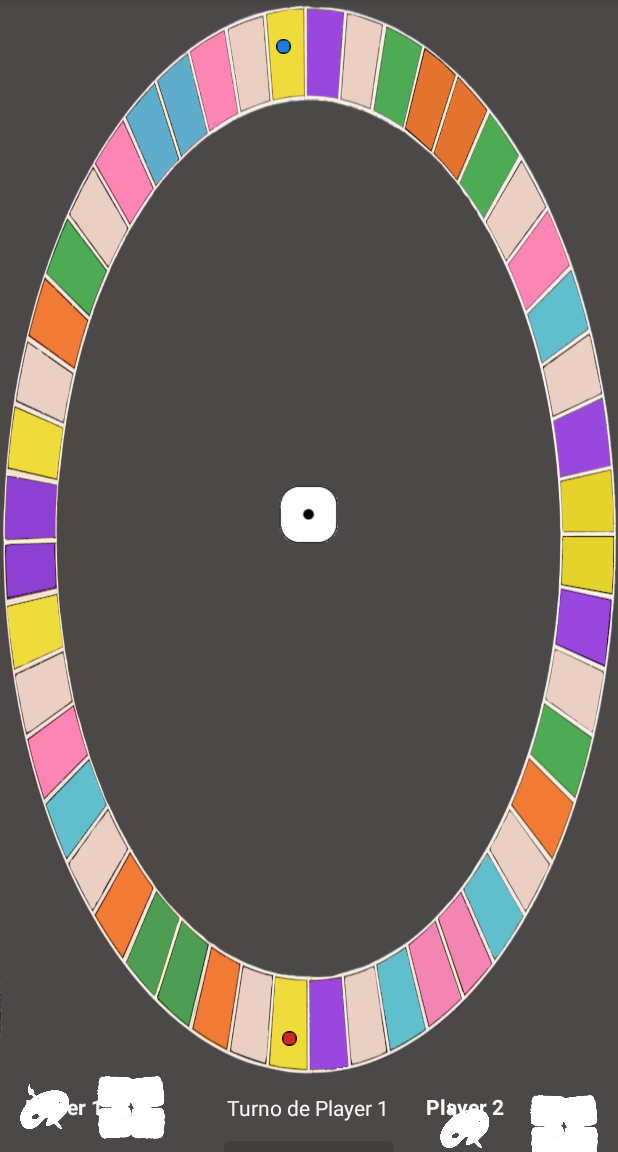
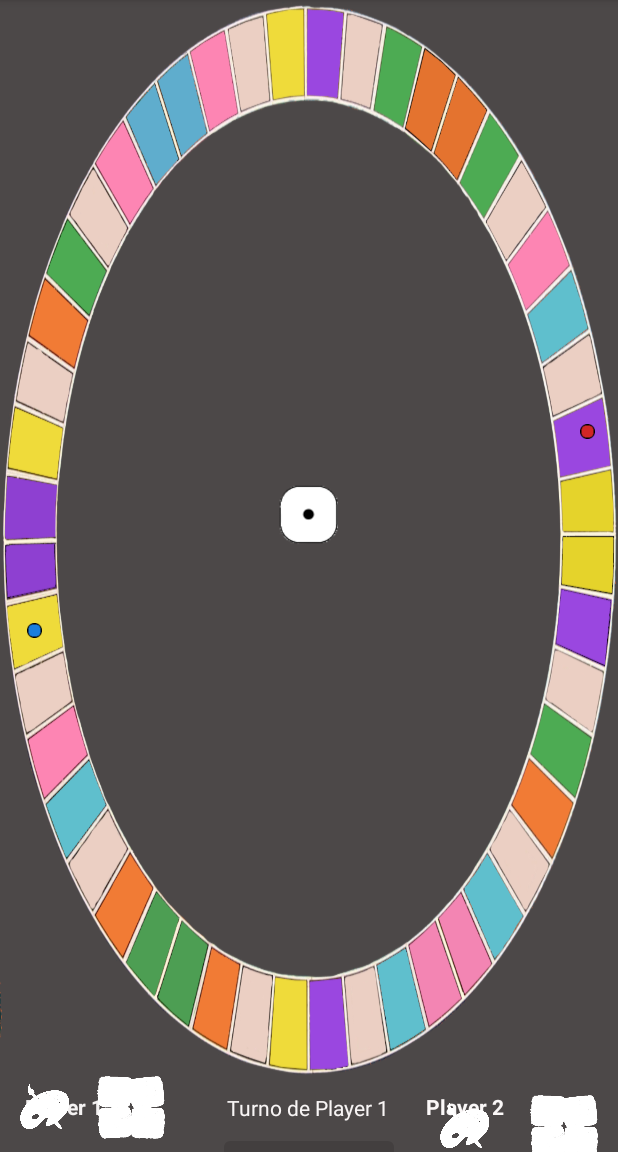
Before and after one commit to Marchi14/Trivial, an Android app: the screen it shows after launch (JuegoActivity), after a tap on "EMPEZAR PARTIDA", on a phone screen of 412 x 824 dp, the part 84-1236 px from its top. Run offline under Robolectric (Android 15) with nearby library versions, the phone set to English and light mode, and no system bars.

Commit message:
Quesitos solventados

```diff
--- a/app/src/main/res/layout/activity_juego.xml
+++ b/app/src/main/res/layout/activity_juego.xml
@@ -56,10 +56,10 @@
         android:scaleType="fitXY"
         app:layout_constraintBottom_toBottomOf="@+id/tablero"
         app:layout_constraintEnd_toEndOf="@+id/tablero"
-        app:layout_constraintHorizontal_bias="0.468"
+        app:layout_constraintHorizontal_bias="0.962"
         app:layout_constraintStart_toStartOf="@+id/tablero"
         app:layout_constraintTop_toTopOf="parent"
-        app:layout_constraintVertical_bias="0.968"
+        app:layout_constraintVertical_bias="0.398"
         app:srcCompat="@drawable/cursor1" />
 
     <ImageView
@@ -68,10 +68,10 @@
         android:layout_height="10dp"
         app:layout_constraintBottom_toBottomOf="@+id/tablero"
         app:layout_constraintEnd_toEndOf="@+id/tablero"
-        app:layout_constraintHorizontal_bias="0.457"
+        app:layout_constraintHorizontal_bias="0.045"
         app:layout_constraintStart_toStartOf="@+id/tablero"
         app:layout_constraintTop_toTopOf="@+id/tablero"
-        app:layout_constraintVertical_bias="0.037"
+        app:layout_constraintVertical_bias="0.585"
         app:srcCompat="@drawable/cursor2" />
 
     <ImageView
```
Also changed, not shown: app/src/main/java/com/example/trivial/JuegoActivity.java (+30 -19 lines).
